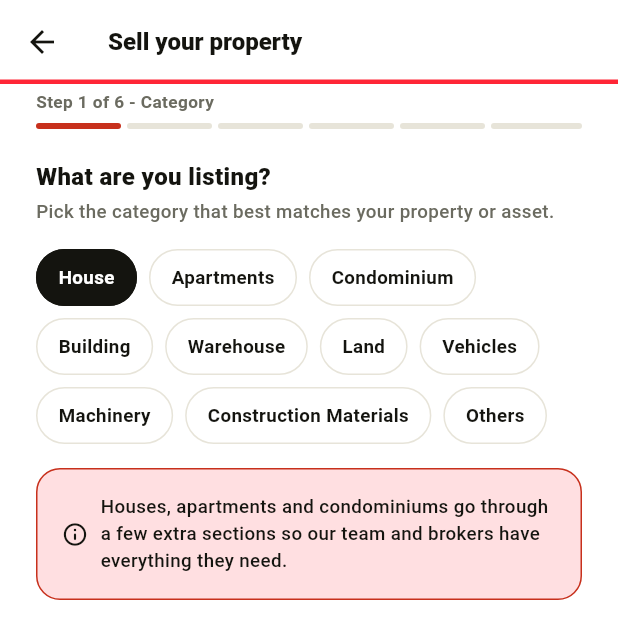
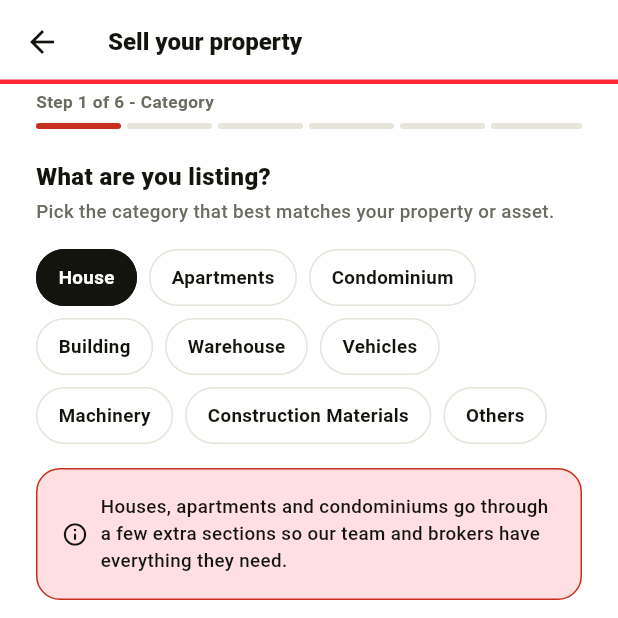
Before and after one commit to hlu837/ebn-backend, a Flutter app: the screen it shows after launch, scrolled down 1152 dp, after a tap on "Post Ad", on a phone screen of 412 x 824 dp, the top half of it. Run offline on Flutter 3.47's test engine with Material 3 defaults, Android fonts, the phone set to English and light mode, and no system bars; our stand-ins replace geolocator, image_picker; missing offline and left inert: dart:html, dart:js_interop, dart:ui_web; accounts and stored records are empty; network calls fail.

Commit message:
Remove all land references from AssetCategorySlug and screens as land category was intentionally removed

```diff
--- a/lib/models/asset.dart
+++ b/lib/models/asset.dart
@@ -9,7 +9,6 @@ enum AssetCategorySlug {
   warehouse,
   building,
   constructionMaterials,
-  land,
   others,
   realEstate, // legacy slug, kept so old mock/API data still resolves
 }
@@ -31,8 +30,6 @@ extension AssetCategorySlugX on AssetCategorySlug {
         return AssetCategorySlug.building;
       case 'construction-materials':
         return AssetCategorySlug.constructionMaterials;
-      case 'land':
-        return AssetCategorySlug.land;
       case 'others':
         return AssetCategorySlug.others;
       case 'real-estate':
@@ -63,8 +60,6 @@ extension AssetCategorySlugX on AssetCategorySlug {
         return 'Building';
       case AssetCategorySlug.constructionMaterials:
         return 'Construction Materials';
-      case AssetCategorySlug.land:
-        return 'Land';
       case AssetCategorySlug.others:
         return 'Others';
     }
@@ -92,8 +87,6 @@ extension AssetCategorySlugX on AssetCategorySlug {
         return 'construction-materials';
       case AssetCategorySlug.others:
         return 'others';
-      case AssetCategorySlug.land:
-        return 'land';
       case AssetCategorySlug.realEstate:
         return 'real-estate';
     }
--- a/lib/models/order_request.dart
+++ b/lib/models/order_request.dart
@@ -16,7 +16,6 @@ const kPropertyRequirementCategories = {
   AssetCategorySlug.condominium,
   AssetCategorySlug.building,
   AssetCategorySlug.warehouse,
-  AssetCategorySlug.land,
 };
 
 /// The Vehicles category goes through its own dedicated buyer/renter
--- a/lib/screens/ebn_landing_page.dart
+++ b/lib/screens/ebn_landing_page.dart
@@ -229,7 +229,7 @@ class _EBNLandingPageState extends State<EBNLandingPage> {
             AssetCategorySlug.warehouse, 'Warehouse', Icons.warehouse_outlined);
         break;
       case 5: // Land
-        _goToCategory(AssetCategorySlug.land, 'Land', Icons.landscape_outlined);
+        _goToCategory(AssetCategorySlug.others, 'Land', Icons.landscape_outlined);
         break;
       case 6: // Materials
         _goToCategory(AssetCategorySlug.constructionMaterials,
--- a/lib/screens/role_gate_screen.dart
+++ b/lib/screens/role_gate_screen.dart
@@ -47,7 +47,7 @@ const _serviceToAssetCategory = <AssetCategorySlug>[
   AssetCategorySlug.machinery,
   AssetCategorySlug.house,
   AssetCategorySlug.warehouse,
-  AssetCategorySlug.land,
+  AssetCategorySlug.others,
   AssetCategorySlug.constructionMaterials,
   AssetCategorySlug.others,
 ];
--- a/lib/screens/sell_property_form_screen.dart
+++ b/lib/screens/sell_property_form_screen.dart
@@ -79,7 +79,6 @@ class _SellPropertyFormScreenState extends State<SellPropertyFormScreen> {
     AssetCategorySlug.condominium,
     AssetCategorySlug.building,
     AssetCategorySlug.warehouse,
-    AssetCategorySlug.land,
     AssetCategorySlug.vehicles,
     AssetCategorySlug.machinery,
     AssetCategorySlug.constructionMaterials,
```
